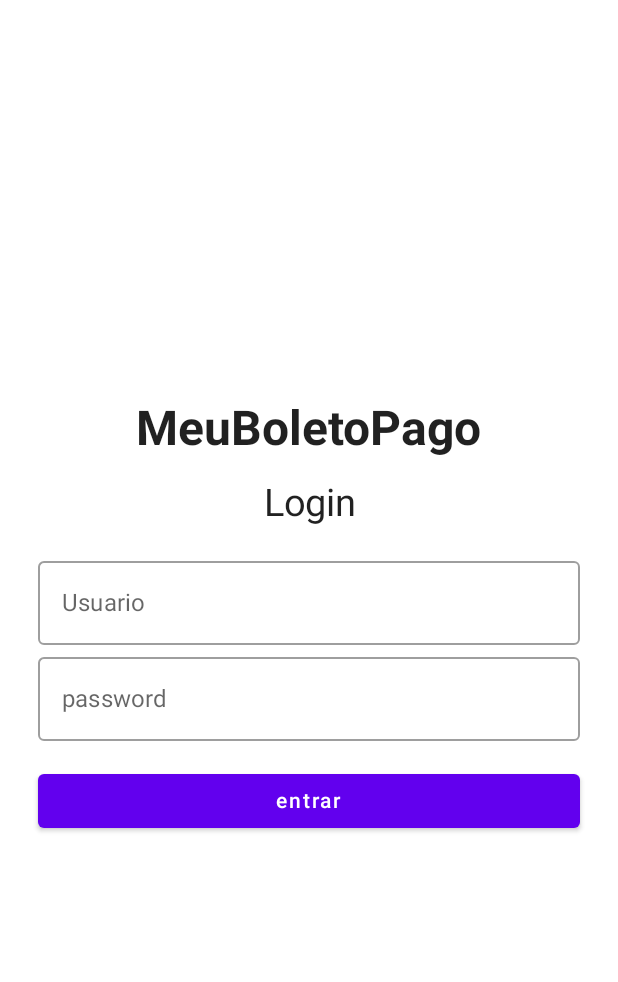
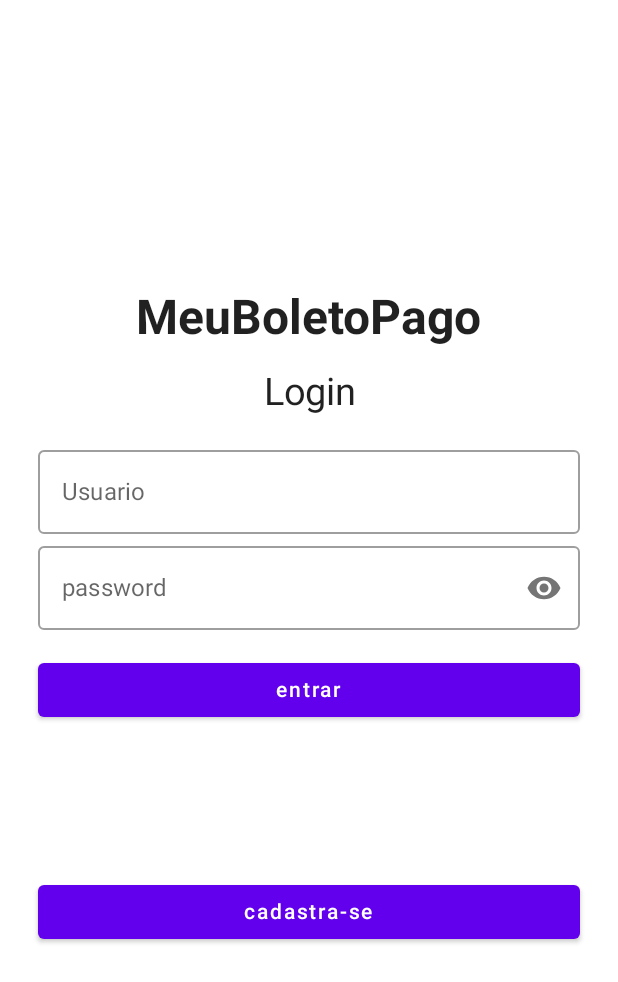
Before and after one commit to luiz1251/meuboletopago, an Android app built with Jetpack Compose: the @Preview function LoginPreview, on a phone screen of 412 x 824 dp. Shown: the top 982 px of the screen. Run offline under Robolectric (Android 15) with nearby library versions, the phone set to English and light mode, and no system bars.

Commit message:
Finalização da tela de login. Pendente: organizar a posição dos itens na tela

```diff
--- a/androidApp/src/main/java/br/com/digitalhouse/meuboletopago/android/LoginScreen.kt
+++ b/androidApp/src/main/java/br/com/digitalhouse/meuboletopago/android/LoginScreen.kt
@@ -8,6 +8,9 @@ import androidx.compose.foundation.background
 import androidx.compose.foundation.layout.*
 import androidx.compose.foundation.text.KeyboardOptions
 import androidx.compose.material.*
+import androidx.compose.material.icons.Icons
+import androidx.compose.material.icons.filled.Visibility
+import androidx.compose.material.icons.filled.VisibilityOff
 //import androidx.compose.material.icons.Icons
 //import androidx.compose.material.icons.filled.Visibility
 //import androidx.compose.material.icons.filled.VisibilityOff
@@ -34,10 +37,10 @@ class LoginScreen : ComponentActivity() {
         super.onCreate(savedInstanceState)
         setContent {
             MyApplicationTheme {
-                /*tela total - surface. As barras de navegação ficam na surface também*/
+                //tela total - surface. As barras de navegação ficam na surface também
                 Surface(
                     //surface: tela
-                    /*delegate: herança */
+                    //delegate: herança
                     modifier = Modifier.fillMaxSize(),
                     color = Color.Cyan
                     //diferente formatação do professor
@@ -52,8 +55,8 @@ class LoginScreen : ComponentActivity() {
 @Composable
 fun LoginView() {
     Column(
-        /* criar uma separação vertical
-         modifier :  modificar o componente, estilos, espaçamentos etc */
+//         criar uma separação vertical
+//         modifier :  modificar o componente, estilos, espaçamentos etc
         modifier = Modifier
             .fillMaxWidth()
             .background(color = Color.White) //conferir linhas a
@@ -61,17 +64,18 @@ fun LoginView() {
         verticalArrangement = Arrangement.Center,
         horizontalAlignment = Alignment.CenterHorizontally
     ) {
-
+        //VARIÁVEIS
         val login = remember { mutableStateOf(TextFieldValue()) }
         val password = remember { mutableStateOf(TextFieldValue()) }
-        /*inicia a tela com o dialog hide */
-        /*
-        Um componente pode ser renderizado várias vezes. Para que nao precise colocar valor
-        direto na variável em caso de valores mutáveis, usa-se o remember para que ele guarde
-        o valor. A variável vai ser um valor de TextField e ela é mutável, seu estado pode mudar
-        dp: densidade por polegada (utilizado para aquilo que não for fonte)
-        sp: size polegada (usado para fontes)
-         */
+        val passwordVisible = remember { mutableStateOf(false) }
+//        inicia a tela com o dialog hide
+
+//        Um componente pode ser renderizado várias vezes. Para que nao precise colocar valor
+//        direto na variável em caso de valores mutáveis, usa-se o remember para que ele guarde
+//        o valor. A variável vai ser um valor de TextField e ela é mutável, seu estado pode mudar
+//        dp: densidade por polegada (utilizado para aquilo que não for fonte)
+//        sp: size polegada (usado para fontes)
+
 
         Text(text = "MeuBoletoPago", fontWeight = FontWeight.Bold, fontSize = 32.sp)
         Spacer(modifier = Modifier.height(16.dp))
@@ -79,43 +83,67 @@ fun LoginView() {
         Spacer(modifier = Modifier.height(16.dp))
 
 
-        /* ver diferença textfield, outline and textfieldValue - VER MATERIAL DESIGN
-        USUÁRIO */
+//        ver diferença textfield, outline and textfieldValue - VER MATERIAL DESIGN
+//        USUÁRIO
         OutlinedTextField(
             modifier = Modifier.fillMaxWidth(),
             value = login.value,
-            onValueChange = { login.value = it},
+            onValueChange = { login.value = it },
             label = { Text(text = "Usuario") }
 
         )
 
-//        Text(text = "", fontWeight = FontWeight.Bold, fontSize = 32.sp)
+//        Text(text = "dffdf", fontWeight = FontWeight.Bold, fontSize = 32.sp)
 //        Spacer(modifier = Modifier.height(16.dp))
-
-
-        /*Componente para caixa de texto de inserção
-        * PASSWORD */
-//        val passwordVisible = remember { mutableStateOf(TextFieldValue()) }
+//        Componente para caixa de texto de inserção
+//        PASSWORD
+//  val passwordVisible = remember { mutableStateOf(TextFieldValue()) }
         OutlinedTextField(
             modifier = Modifier.fillMaxWidth(),
-            /*por padrão, os componentes não preenchem a tela inteira, com o fillMaxWidth, ele preenche
-            Pode-se usar um valor de densidade que se deseja ocupar da tela*/
+//            /por padrão, os componentes não preenchem a tela inteira, com o fillMaxWidth, ele preenche
+//            Pode-se usar um valor de densidade que se deseja ocupar da tela/
             value = password.value,
-            /*valor inicial */
-            onValueChange = { password.value = it},
-            /*quando começar a digitar, o valor digitado - it - altera o valor inicial*/
+//            /valor inicial /
+            onValueChange = { password.value = it },
+//            quando começar a digitar, o valor digitado - it - altera o valor inicial
             label = { Text(text = "password") },
-            /*CRIAR OS PONTINHOS */
-            //val passwordVisible
-            visualTransformation = PasswordVisualTransformation())
-    //        if (passwordVisible.value) VisualTransformation.None else PasswordVisualTransformation(),
+//            CRIAR OS PONTINHOS
+//            //val passwordVisible
+            visualTransformation =  if (passwordVisible.value.not()) PasswordVisualTransformation() else VisualTransformation.None,
+            keyboardOptions = KeyboardOptions(keyboardType = KeyboardType.Password),
+            trailingIcon = {
+                val iconPassword =
+                    if (passwordVisible.value.not()) Icons.Filled.Visibility else Icons.Filled.VisibilityOff
+                val description = if (passwordVisible.value.not()) "Invisível" else "Visível"
+                IconButton(onClick = { passwordVisible.value = !passwordVisible.value }) {
+                    Icon(imageVector = iconPassword, contentDescription = description)
+                }
+            }
+        )
+                Spacer(modifier = Modifier.height(16.dp))
+
+        Button(onClick = {/*openDialog.value = true*/}, modifier = Modifier.fillMaxWidth()){
+            Text(text = "entrar")
+        }
+        Spacer(modifier = Modifier.height(100.dp))
+
+        Button(onClick = {/*openDialog.value = true*/}, modifier = Modifier.fillMaxWidth()){
+            Text(text = "cadastra-se")
+        }
+    }
+}
+//         leadingicon: ma frente do texto
+//        contenteDescription: acessibilidade
+//
+//        KeyboardType password -> nao tem autocomplete
+//            if (passwordVisible.value) VisualTransformation.None else PasswordVisualTransformation(),
 //            keyboardOptions = KeyboardOptions(keyboardType = KeyboardType.Password),
 //            trailingIcon = {
 //                val image =
-//                    if (passwordVisible.value) Icons.Filled.Visibility else Icons.Filled.VisibilityOff
+//                    if (passwordVisible.value.not()) IPasswordVisualTransformation() else VisualTransformation.None
 //
 //                val description =
-////                    if (passwordVisible.value) "Hide password" else "Show password"
+//                    if (passwordVisible.value) "Hide password" else "Show password"
 //
 //                IconButton(onClick = {passwordVisible.value = !passwordVisible.value}){
 //                    Icon(imageVector = image, description)
@@ -123,22 +151,22 @@ fun LoginView() {
 //
 //            }
 //        )
-//*ACESSIBILIDADE
-        Spacer(modifier = Modifier.height(16.dp))
-
-        Button(onClick = {/*openDialog.value = true*/}, modifier = Modifier.fillMaxWidth()){
-            Text(text = "entrar")
-        }
-
-
-
-    }
-}
-
-
-
-
-/*preview é usado só para exibir*/
+//ACESSIBILIDADE
+//        Spacer(modifier = Modifier.height(16.dp))
+//
+//        Button(onClick = {/*openDialog.value = true*/}, modifier = Modifier.fillMaxWidth()){
+//            Text(text = "entrar")
+//        }
+//
+//
+//
+//    }
+//}
+//
+//
+//
+//
+//preview é usado só para exibir
 @Preview
 @Composable
 fun LoginPreview() {
@@ -149,16 +177,13 @@ fun LoginPreview() {
         ) {
 
             LoginView()
-//
+
         }
     }
 }
-/*
 
-* 1) Ver se valores alteram v
-* 2) ver se a senha esconde os caracteres
-* 3) fazer "mostrar a senha"
-* 4) alert : cadastro realizado com sucesso, email v
-* 5) botão cadastre-se
-
- */
+// 1) Ver se valores alteram
+// 2) ver se a senha esconde os caracteres
+// 3) fazer "mostrar a senha"
+// 4) alert : cadastro realizado com sucesso, email v
+// 5) botão cadastre-se
```
